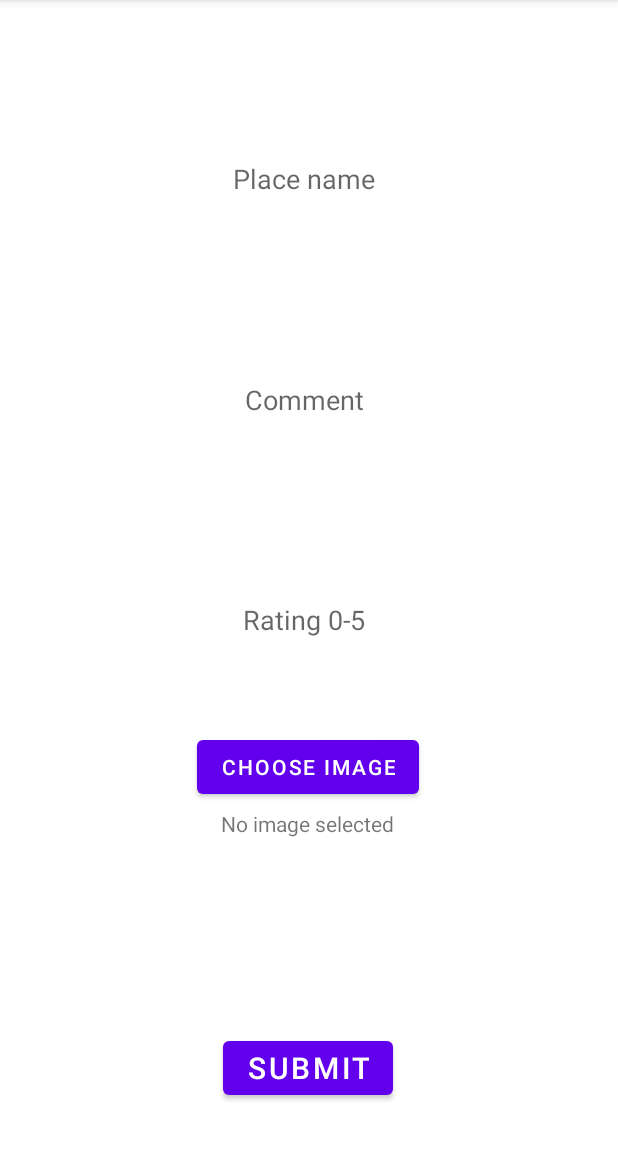
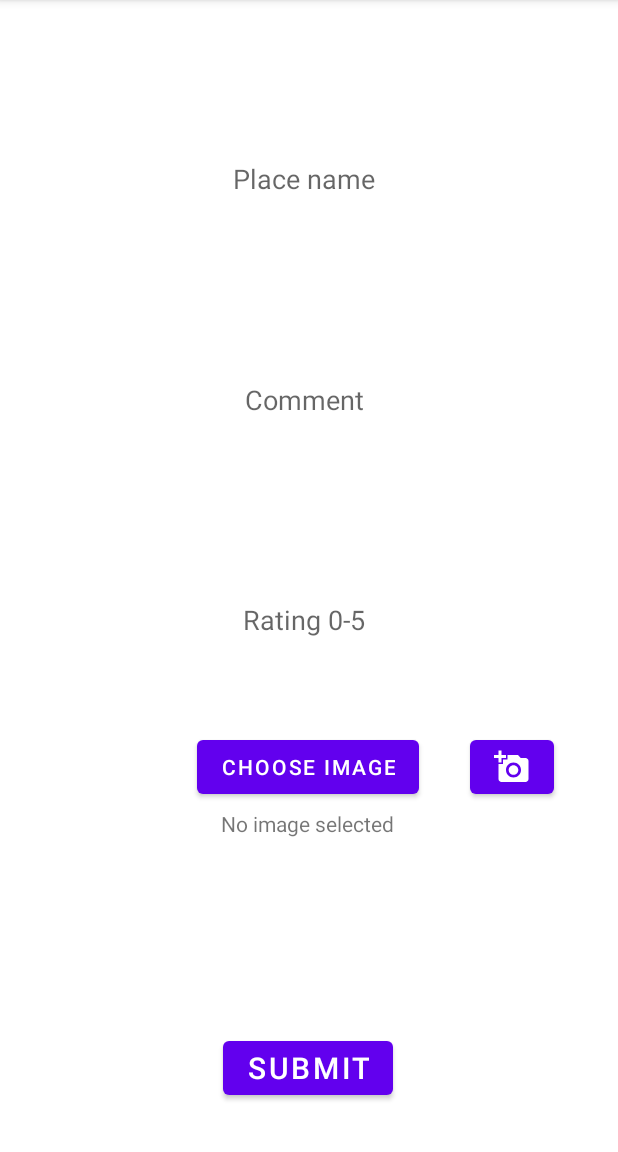
Before and after one commit to Hpdvn/TravelKeeper, an Android app: the AddPlaceActivity screen opened directly, with no data from a screen before it, on a phone screen of 412 x 824 dp, the part 84-1236 px from its top. Run offline under Robolectric (Android 15) with nearby library versions, the phone set to English and light mode, and no system bars; 1 statement that could not run was skipped.

Commit message:
Add place: take picture

```diff
--- a/app/src/main/java/com/example/travelkeeper/DAO/PlacesDAO.java
+++ b/app/src/main/java/com/example/travelkeeper/DAO/PlacesDAO.java
@@ -85,15 +85,13 @@ public class PlacesDAO {
         sqlConn.join();
     }
 
-    public static Place addPlaceDB(Place placeToAdd) throws InterruptedException {
+    public static void addPlaceDB(Place placeToAdd) throws InterruptedException {
         ArrayList<Place> places = getPlacesDB();
 
         placeToAdd.id = places.size();
 
         insertDB("places", placesColumns, placeToAdd.placeListAtt());
         places.add(placeToAdd);
-
-        return placeToAdd;
     }
 
 }
--- /dev/null
+++ b/app/src/main/res/drawable/ic_baseline_add_a_photo_24.xml
@@ -0,0 +1,5 @@
+<vector android:height="24dp" android:tint="#FFFFFF"
+    android:viewportHeight="24" android:viewportWidth="24"
+    android:width="24dp" xmlns:android="http://schemas.android.com/apk/res/android">
+    <path android:fillColor="@android:color/white" android:pathData="M3,4V1h2v3h3v2H5v3H3V6H0V4H3zM6,10V7h3V4h7l1.83,2H21c1.1,0 2,0.9 2,2v12c0,1.1 -0.9,2 -2,2H5c-1.1,0 -2,-0.9 -2,-2V10H6zM13,19c2.76,0 5,-2.24 5,-5s-2.24,-5 -5,-5s-5,2.24 -5,5S10.24,19 13,19zM9.8,14c0,1.77 1.43,3.2 3.2,3.2s3.2,-1.43 3.2,-3.2s-1.43,-3.2 -3.2,-3.2S9.8,12.23 9.8,14z"/>
+</vector>
--- a/app/src/main/res/layout/activity_add_place.xml
+++ b/app/src/main/res/layout/activity_add_place.xml
@@ -89,12 +89,15 @@
         android:id="@+id/image_path"
         android:layout_width="wrap_content"
         android:layout_height="wrap_content"
+        android:layout_marginHorizontal="5dp"
         android:layout_marginTop="4dp"
         android:text="No image selected"
         app:layout_constraintEnd_toEndOf="parent"
         app:layout_constraintHorizontal_bias="0.496"
         app:layout_constraintStart_toStartOf="parent"
-        app:layout_constraintTop_toBottomOf="@+id/select_image_add" />
+        app:layout_constraintTop_toBottomOf="@+id/select_image_add"
+        app:layout_goneMarginLeft="10dp"
+        app:layout_goneMarginRight="10dp" />
 
     <Button
         android:id="@+id/submit_add"
@@ -120,5 +123,20 @@
         app:layout_constraintStart_toStartOf="parent"
         app:layout_constraintTop_toBottomOf="@+id/image_path" />
 
+    <Button
+        android:id="@+id/take_picture"
+        android:layout_width="56dp"
+        android:layout_height="48dp"
+        android:layout_marginTop="40dp"
+        android:text=""
+        app:icon="@drawable/ic_baseline_add_a_photo_24"
+        app:layout_constraintBottom_toBottomOf="parent"
+        app:layout_constraintEnd_toEndOf="parent"
+        app:layout_constraintHorizontal_bias="0.447"
+        app:layout_constraintStart_toEndOf="@+id/select_image_add"
+        app:layout_constraintTop_toBottomOf="@+id/players_scores"
+        app:layout_constraintVertical_bias="0.0"
+        tools:ignore="SpeakableTextPresentCheck" />
+
 
 </androidx.constraintlayout.widget.ConstraintLayout>
--- /dev/null
+++ b/app/src/main/res/xml/provider_paths.xml
@@ -0,0 +1,4 @@
+<?xml version="1.0" encoding="utf-8"?>
+<paths xmlns:android="http://schemas.android.com/apk/res/android">
+    <external-files-path name="my_images" path="Pictures" />
+</paths>
```
Also changed, not shown: app/src/main/AndroidManifest.xml (+13 -0 lines), app/src/main/java/com/example/travelkeeper/AddPlaceActivity.java (+104 -38 lines), app/src/main/java/com/example/travelkeeper/MainActivity.java (+10 -0 lines), app/src/main/res/layout-land/activity_main.xml (added, +53 -0 lines).
